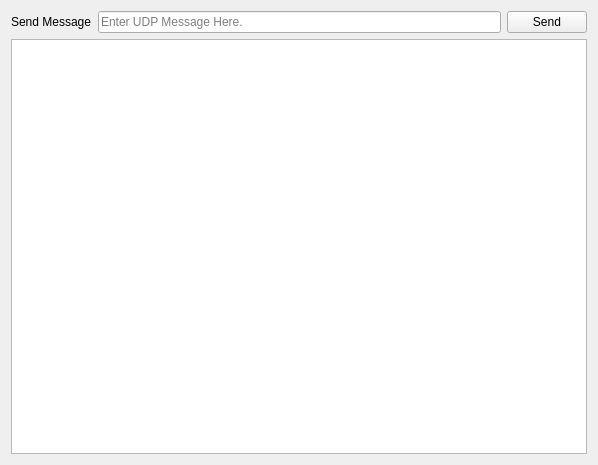
First picture: the form in widget.ui, repository cybrum/QUDPDemo, before the edit.
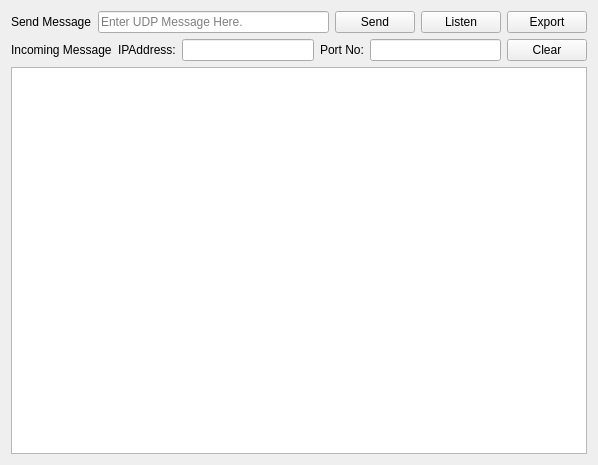
Second picture: the form after the edit.

Commit message: added clear,listen etc

```diff
--- a/widget.ui
+++ b/widget.ui
@@ -13,8 +13,6 @@
   <property name="windowTitle">
    <string>Widget</string>
   </property>
-  <layout class="QGridLayout" name="gridLayout_2">
-   <item row="0" column="0">
     <layout class="QGridLayout" name="gridLayout">
      <item row="0" column="0">
       <layout class="QHBoxLayout" name="horizontalLayout">
@@ -39,12 +37,70 @@
          </property>
         </widget>
        </item>
+     <item>
+      <widget class="QPushButton" name="listenButton">
+       <property name="text">
+        <string>Listen</string>
+       </property>
+      </widget>
+     </item>
+     <item>
+      <widget class="QPushButton" name="exportBtn">
+       <property name="text">
+        <string>Export</string>
+       </property>
+      </widget>
+     </item>
       </layout>
      </item>
      <item row="1" column="0">
+    <layout class="QHBoxLayout" name="horizontalLayout_2">
+     <item>
+      <widget class="QLabel" name="label_2">
+       <property name="text">
+        <string>Incoming Message</string>
+       </property>
+      </widget>
+     </item>
+     <item>
+      <widget class="QLabel" name="label_3">
+       <property name="text">
+        <string>IPAddress:</string>
+       </property>
+      </widget>
+     </item>
+     <item>
+      <widget class="QLineEdit" name="lnEdtIPAdd">
+       <property name="readOnly">
+        <bool>true</bool>
+       </property>
+      </widget>
+     </item>
+     <item>
+      <widget class="QLabel" name="label_4">
+       <property name="text">
+        <string>Port No:</string>
+       </property>
+      </widget>
+     </item>
+     <item>
+      <widget class="QLineEdit" name="lnEdtPortNo">
+       <property name="readOnly">
+        <bool>true</bool>
+       </property>
+      </widget>
+     </item>
+     <item>
+      <widget class="QPushButton" name="clearButton">
+       <property name="text">
+        <string>Clear</string>
+       </property>
+      </widget>
+     </item>
+    </layout>
+   </item>
+   <item row="2" column="0">
       <widget class="QTextBrowser" name="textBrowser"/>
-     </item>
-    </layout>
    </item>
   </layout>
  </widget>
```
Left out of the diff: 4 changed lines with no effect on the pictures. Lines whose indentation alone changed are shown as unchanged. The commit also changes 5 other files.
